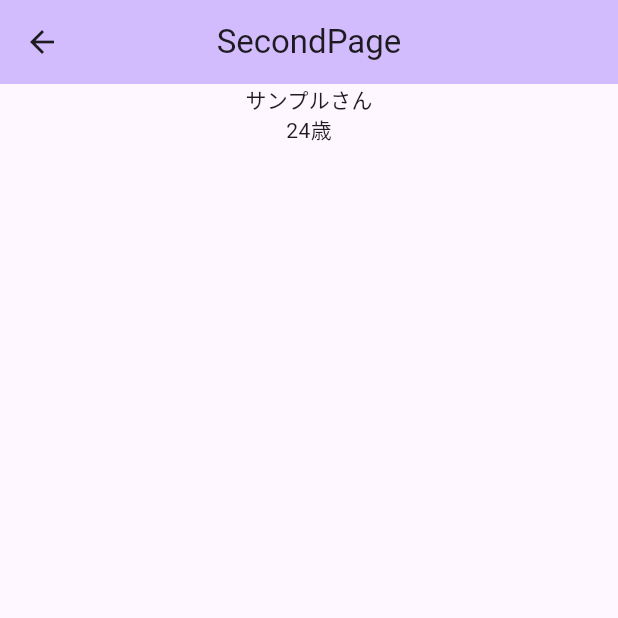
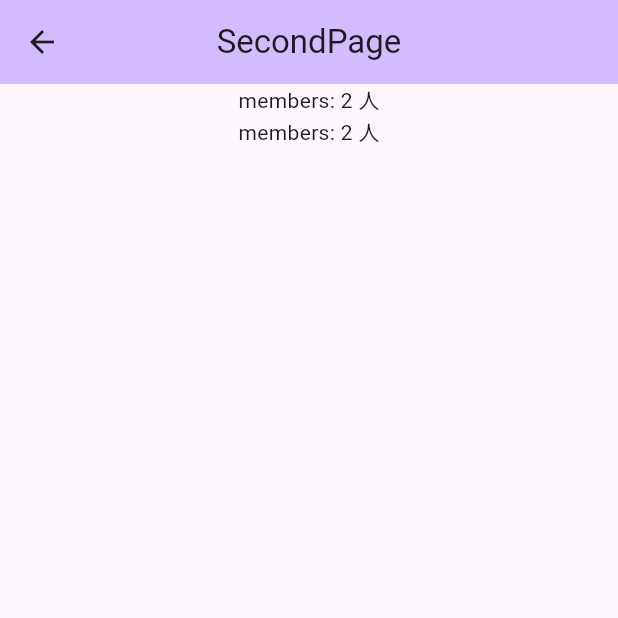
Before and after one commit to gisaki/prjplan, a Flutter app: the screen it shows after launch, after a tap on "次のページへ", on a phone screen of 412 x 824 dp, the top half of it. Run offline on Flutter 3.47's test engine with Material 3 defaults, Android fonts, the light colour scheme and no system bars; our stand-ins replace flutter_riverpod, freezed_annotation.

Commit message:
Removed sample implementation

```diff
--- a/prjplan/lib/view/main_page.dart
+++ b/prjplan/lib/view/main_page.dart
@@ -1,6 +1,7 @@
 import 'package:flutter/material.dart';
 import 'package:flutter_riverpod/flutter_riverpod.dart';
 
+import 'package:prjplan/view_model/project_item_notifier.dart';
 import 'package:prjplan/view/second_page.dart';
 import 'package:prjplan/view/member_customer_mng_page.dart';
 
@@ -9,6 +10,8 @@ class MainPage extends ConsumerWidget {
 
   @override
   Widget build(BuildContext context, WidgetRef ref) {
+    final projectStateNotifier = ref.watch(projectStateProvider.notifier);
+    final projectState = ref.watch(projectStateProvider);
     return Scaffold(
         appBar: AppBar(
           title: const Text('メイン'),
--- a/prjplan/lib/view/second_page.dart
+++ b/prjplan/lib/view/second_page.dart
@@ -1,13 +1,14 @@
 import 'package:flutter/material.dart';
 import 'package:flutter_riverpod/flutter_riverpod.dart';
-import 'package:prjplan/view_model/my_sample_notifier.dart';
+
+import 'package:prjplan/view_model/project_item_notifier.dart';
 
 class SecondPage extends ConsumerWidget {
   const SecondPage({super.key});
   @override
   Widget build(BuildContext context, WidgetRef ref) {
-    // final mysampleNotifier = ref.watch(mysampleProvider.notifier); // 未使用
-    final mysampleState = ref.watch(mysampleProvider);
+    final projectStateNotifier = ref.watch(projectStateProvider.notifier);
+    final projectState = ref.watch(projectStateProvider);
     return Scaffold(
       appBar: AppBar(
         title: const Text('SecondPage'),
@@ -17,8 +18,8 @@ class SecondPage extends ConsumerWidget {
       body: Center(
         child: Column(
           children: [
-            Text("${mysampleState.name}さん"),
-            Text("${mysampleState.age}歳"),
+            Text("members: ${projectState.members.length} 人"),
+            Text("members: ${projectState.members.length} 人"),
           ],
         ),
       ),
--- a/prjplan/lib/view_model/my_sample_notifier.dart
+++ /dev/null
@@ -1,22 +0,0 @@
-import 'package:flutter_riverpod/flutter_riverpod.dart';
-import 'package:prjplan/model/my_sample_state.dart';
-
-// Notifierの状態を管理する
-final mysampleProvider =
-    StateNotifierProvider.autoDispose<MySampleNotifier, MySampleState>(
-  (ref) => MySampleNotifier(),
-);
-
-class MySampleNotifier extends StateNotifier<MySampleState> {
-  MySampleNotifier() : super(const MySampleState('サンプル', 24));
-
-  // 算出する
-  void culculateSample() {
-    state = state.copyWith(age: 10);
-  }
-
-  // 更新する
-  void changeSample(int age) {
-    state = state.copyWith(age: age);
-  }
-}
```
Also changed, not shown: prjplan/lib/model/my_sample_state.dart (deleted, +0 -15 lines), prjplan/lib/view/first_page.dart (deleted, +0 -79 lines), prjplan/lib/model/my_sample_state.freezed.dart (deleted).
